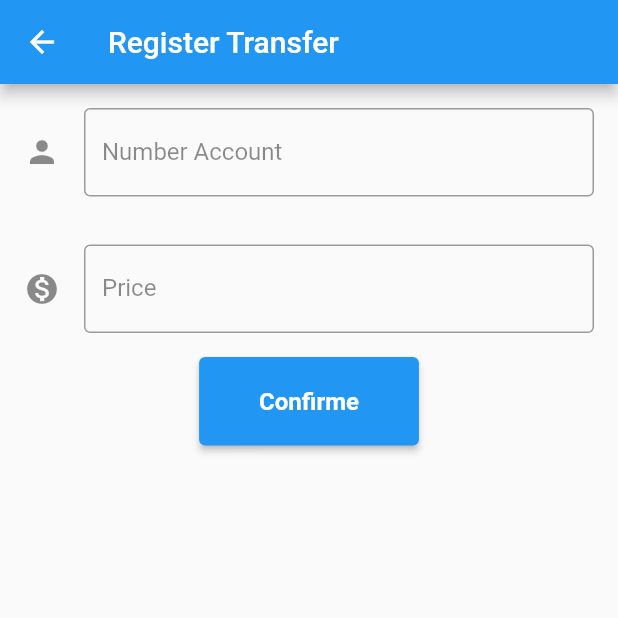
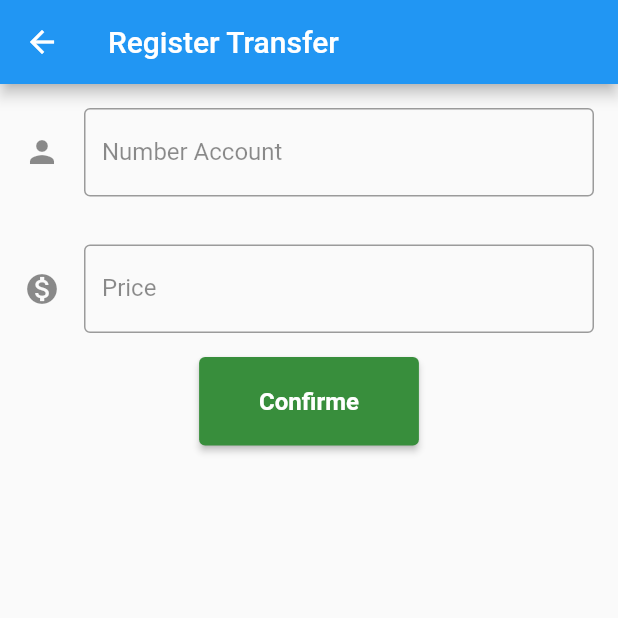
Before and after one commit to caioorg/flutter-bytebank, a Flutter app: the screen it shows after launch, after a tap on the "add" icon, on a phone screen of 412 x 824 dp, the top half of it. Run offline on Flutter 3.47's test engine with Material 2 defaults, Android fonts, the phone set to English and light mode, and no system bars; our stand-ins replace fluttertoast.

Commit message:
:tada: finished project bytebank

```diff
--- a/lib/main.dart
+++ b/lib/main.dart
@@ -10,6 +10,20 @@ class ByteBankApp extends StatelessWidget {
       home: Scaffold(
         body: TransferList(),
       ),
+      theme: ThemeData(
+        primaryColor: Colors.green[900],
+        accentColor: Colors.green[700],
+        elevatedButtonTheme: ElevatedButtonThemeData(
+          style: ElevatedButton.styleFrom(
+            onPrimary: Colors.green[700],
+            primary: Colors.green[700],
+          ),
+        ),
+        // buttonTheme: ButtonThemeData(
+        //   buttonColor: Colors.green[700],
+        //   textTheme: ButtonTextTheme.primary,
+        // ),
+      ),
       debugShowCheckedModeBanner: false,
     );
   }
--- a/lib/screens/RegisterTransfer/main.dart
+++ b/lib/screens/RegisterTransfer/main.dart
@@ -16,6 +16,7 @@ class RegisterTransfer extends StatelessWidget {
 
     if (accountNumber != null && value != null) {
       final register = Transfer(value, accountNumber);
+
       if (register.accNumber != null && register.price != null) {
         Navigator.pop(context, register);
       }
@@ -28,7 +29,8 @@ class RegisterTransfer extends StatelessWidget {
       appBar: AppBar(
         title: Text('Register Transfer'),
       ),
-      body: Column(
+      body: SingleChildScrollView(
+        child: Column(
           children: [
             Padding(
               padding: const EdgeInsets.all(16.0),
@@ -53,6 +55,7 @@ class RegisterTransfer extends StatelessWidget {
             Button('Confirme', () => _onSubmit(context))
           ],
         ),
+      ),
     );
   }
 }
--- a/lib/screens/TransferList/main.dart
+++ b/lib/screens/TransferList/main.dart
@@ -15,9 +15,20 @@ class TransferList extends StatefulWidget {
 
 class _TransferListState extends State<TransferList> {
   _onRedirectNewRegisterTransfer(context) {
-    final Future result = push(context, RegisterTransfer());
+    final Future<Transfer> future = Navigator.push(
+      context,
+      MaterialPageRoute(
+        builder: (context) => RegisterTransfer(),
+      ),
+    );
 
-    result.then((value) => widget._transfers.add(value));
+    future.then((value) {
+      if (value != null) {
+        setState(() {
+          widget._transfers.add(value);
+        });
+      }
+    });
   }
 
   @override
@@ -29,6 +40,7 @@ class _TransferListState extends State<TransferList> {
       body: ListView.builder(
         padding: EdgeInsets.all(8),
         itemCount: widget._transfers.length,
+        shrinkWrap: true,
         itemBuilder: (context, index) {
           final item = widget._transfers[index];
           return TransferItem(item);
--- a/lib/shared/widgets/Input/main.dart
+++ b/lib/shared/widgets/Input/main.dart
@@ -21,10 +21,9 @@ class Input extends StatelessWidget {
         border: OutlineInputBorder(borderSide: BorderSide()),
         focusedBorder: OutlineInputBorder(
           borderSide: BorderSide(
-            color: new FocusNode().hasFocus
-                ? Color(0xFF1692CE)
-                : Color(0xFF1692CE),
-          ),
+              color: new FocusNode().hasFocus
+                  ? Colors.green[700]
+                  : Colors.green[900]),
         ),
       ),
     );
```
Also changed, not shown: 1 other file. Lines whose indentation alone changed are shown as unchanged.
